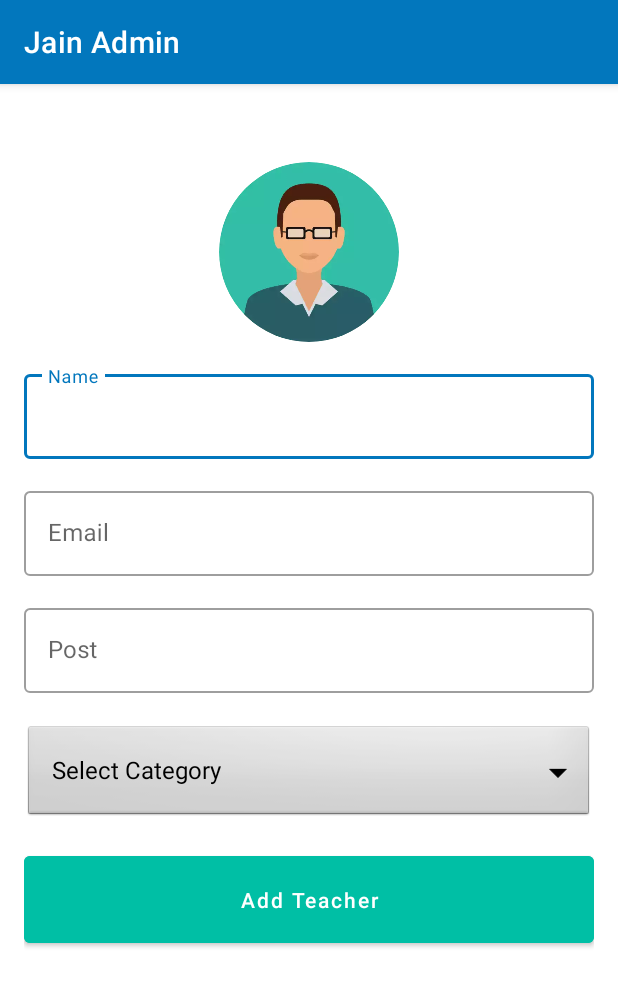
After one commit to reedip-adhikary/College-Application, an Android app: the AddTeacher screen opened directly, with no data from a screen before it, on a phone screen of 412 x 824 dp. The commit adds this screen. Shown: the top 986 px of the screen. Run offline under Robolectric (Android 15) with nearby library versions, the light colour scheme and no system bars; our stand-ins replace CircleImageView.

Commit message:
add teacher layout

```diff
--- a/AdminApp/app/build.gradle
+++ b/AdminApp/app/build.gradle
@@ -42,4 +42,5 @@ dependencies {
     implementation 'com.google.android.material:material:1.0.0'
     implementation platform('com.google.firebase:firebase-bom:28.4.1')
     implementation 'com.google.firebase:firebase-analytics'
+    implementation 'de.hdodenhof:circleimageview:3.0.1'
 }
--- a/AdminApp/app/src/main/AndroidManifest.xml
+++ b/AdminApp/app/src/main/AndroidManifest.xml
@@ -12,7 +12,9 @@
         android:roundIcon="@mipmap/ic_launcher_round"
         android:supportsRtl="true"
         android:theme="@style/Theme.JainAdmin">
-        <activity android:name=".DevOps"></activity>
+        <activity android:name=".faculty.AddTeacher"></activity>
+        <activity android:name=".faculty.UpdateFaculty" />
+        <activity android:name=".DevOps" />
         <activity android:name=".EnergyResource" />
         <activity android:name=".SoftwareProjectManagement" />
         <activity android:name=".SecureProgrammingLab" />
--- /dev/null
+++ b/AdminApp/app/src/main/java/com/appone/jainadmin/faculty/AddTeacher.java
@@ -0,0 +1,88 @@
+package com.appone.jainadmin.faculty;
+
+import androidx.annotation.Nullable;
+import androidx.appcompat.app.AppCompatActivity;
+
+import android.content.Intent;
+import android.graphics.Bitmap;
+import android.net.Uri;
+import android.os.Bundle;
+import android.provider.MediaStore;
+import android.view.View;
+import android.widget.AdapterView;
+import android.widget.ArrayAdapter;
+import android.widget.Button;
+import android.widget.EditText;
+import android.widget.ImageView;
+import android.widget.Spinner;
+
+import com.appone.jainadmin.R;
+
+import java.io.IOException;
+
+public class AddTeacher extends AppCompatActivity {
+
+    private ImageView addTeacherImage;
+    private EditText addTeacherName, addTeacherEmail, addTeacherPost;
+    private Spinner addTeacherCategory;
+    private Button addTeacherBtn;
+
+    private final int REQ = 1;
+    private Bitmap bitmap = null;
+    private String category;
+
+    @Override
+    protected void onCreate(Bundle savedInstanceState) {
+        super.onCreate(savedInstanceState);
+        setContentView(R.layout.activity_add_teacher);
+
+        addTeacherImage = findViewById(R.id.addTeacherImage);
+        addTeacherName = findViewById(R.id.addTeacherName);
+        addTeacherEmail = findViewById(R.id.addTeacherEmail);
+        addTeacherPost = findViewById(R.id.addTeacherPost);
+        addTeacherCategory = findViewById(R.id.addTeacherCategory);
+        addTeacherBtn = findViewById(R.id.addTeacherBtn);
+
+        String[] items = new String[]{"Select Category", "Computer Science", "Mechanical", "Electrical"};
+        addTeacherCategory.setAdapter(new ArrayAdapter<String>(this, android.R.layout.simple_spinner_dropdown_item, items));
+
+        addTeacherCategory.setOnItemSelectedListener(new AdapterView.OnItemSelectedListener() {
+            @Override
+            public void onItemSelected(AdapterView<?> adapterView, View view, int i, long l) {
+                category = addTeacherCategory.getSelectedItem().toString();
+
+            }
+
+            @Override
+            public void onNothingSelected(AdapterView<?> adapterView) {
+
+            }
+        });
+
+        addTeacherImage.setOnClickListener(new View.OnClickListener() {
+            @Override
+            public void onClick(View v) {
+                openGallery();
+            }
+        });
+    }
+
+    private void openGallery() {
+        Intent pickImage = new Intent(Intent.ACTION_PICK, MediaStore.Images.Media.EXTERNAL_CONTENT_URI);
+        startActivityForResult(pickImage,REQ);
+    }
+
+    @Override
+    protected void onActivityResult(int requestCode, int resultCode, @Nullable Intent data) {
+        super.onActivityResult(requestCode, resultCode, data);
+        if(requestCode==REQ && resultCode ==RESULT_OK){
+            Uri uri = data.getData();
+            try {
+                bitmap = MediaStore.Images.Media.getBitmap(getContentResolver(),uri);
+            } catch (IOException e) {
+                e.printStackTrace();
+            }
+            addTeacherImage.setImageBitmap(bitmap);
+        }
+    }
+}
--- /dev/null
+++ b/AdminApp/app/src/main/res/drawable/ic_add.xml
@@ -0,0 +1,5 @@
+<vector android:height="24dp" android:tint="#FFFFFF"
+    android:viewportHeight="24" android:viewportWidth="24"
+    android:width="24dp" xmlns:android="http://schemas.android.com/apk/res/android">
+    <path android:fillColor="@android:color/white" android:pathData="M19,13h-6v6h-2v-6H5v-2h6V5h2v6h6v2z"/>
+</vector>
--- /dev/null
+++ b/AdminApp/app/src/main/res/layout/activity_add_teacher.xml
@@ -0,0 +1,85 @@
+<?xml version="1.0" encoding="utf-8"?>
+<ScrollView xmlns:android="http://schemas.android.com/apk/res/android"
+    xmlns:app="http://schemas.android.com/apk/res-auto"
+    xmlns:tools="http://schemas.android.com/tools"
+    android:layout_width="match_parent"
+    android:layout_height="match_parent"
+    tools:context=".faculty.AddTeacher">
+
+    <LinearLayout
+        android:layout_width="match_parent"
+        android:layout_height="match_parent"
+        android:orientation="vertical"
+        android:padding="16dp">
+
+        <de.hdodenhof.circleimageview.CircleImageView
+            android:id="@+id/addTeacherImage"
+            android:layout_width="120dp"
+            android:layout_height="120dp"
+            android:src="@drawable/faculty"
+            android:layout_gravity="center"
+            android:layout_marginTop="36dp"/>
+
+        <com.google.android.material.textfield.TextInputLayout
+            style="@style/Widget.MaterialComponents.TextInputLayout.OutlinedBox"
+            android:layout_width="match_parent"
+            android:layout_height="match_parent"
+            android:layout_marginTop="16dp">
+
+            <com.google.android.material.textfield.TextInputEditText
+                android:id="@+id/addTeacherName"
+                android:layout_width="match_parent"
+                android:layout_height="wrap_content"
+                android:inputType="text"
+                android:hint="Name" />
+        </com.google.android.material.textfield.TextInputLayout>
+
+        <com.google.android.material.textfield.TextInputLayout
+            style="@style/Widget.MaterialComponents.TextInputLayout.OutlinedBox"
+            android:layout_width="match_parent"
+            android:layout_height="match_parent"
+            android:layout_marginTop="16dp">
+
+            <com.google.android.material.textfield.TextInputEditText
+                android:id="@+id/addTeacherEmail"
+                android:layout_width="match_parent"
+                android:layout_height="wrap_content"
+                android:inputType="textEmailAddress"
+                android:hint="Email" />
+        </com.google.android.material.textfield.TextInputLayout>
+
+        <com.google.android.material.textfield.TextInputLayout
+            style="@style/Widget.MaterialComponents.TextInputLayout.OutlinedBox"
+            android:layout_width="match_parent"
+            android:layout_height="match_parent"
+            android:layout_marginTop="16dp">
+
+            <com.google.android.material.textfield.TextInputEditText
+                android:id="@+id/addTeacherPost"
+                android:layout_width="match_parent"
+                android:layout_height="wrap_content"
+                android:inputType="text"
+                android:hint="Post" />
+        </com.google.android.material.textfield.TextInputLayout>
+
+        <Spinner
+            android:layout_width="match_parent"
+            android:layout_height="wrap_content"
+            android:id="@+id/addTeacherCategory"
+            android:spinnerMode="dropdown"
+            android:background="@android:drawable/btn_dropdown"
+            android:gravity="center"
+            android:layout_marginTop="20dp"/>
+
+        <com.google.android.material.button.MaterialButton
+            android:layout_width="match_parent"
+            android:layout_height="70dp"
+            android:text="Add Teacher"
+            android:layout_marginTop="16dp"
+            android:textAllCaps="false"
+            android:backgroundTint="@color/green1"
+            android:id="@+id/addTeacherBtn"/>
+
+    </LinearLayout>
+
+</ScrollView>
--- a/AdminApp/app/src/main/res/layout/activity_main.xml
+++ b/AdminApp/app/src/main/res/layout/activity_main.xml
@@ -151,7 +151,7 @@
             android:layout_width="130dp"
             android:layout_height="150dp"
             android:layout_margin="10dp"
-            android:id="@+id/addEbookAss"
+            android:id="@+id/department"
             app:cardElevation="5dp">
 
             <LinearLayout
@@ -223,7 +223,7 @@
                 <TextView
                     android:layout_width="wrap_content"
                     android:layout_height="wrap_content"
-                    android:text="Update Faculties"
+                    android:text="Faculties"
                     android:textStyle="bold"
                     android:padding="5dp"
                     android:layout_marginTop="10dp"
```
Also changed, not shown: AdminApp/app/src/main/java/com/appone/jainadmin/MainActivity.java (+13 -4 lines), AdminApp/app/src/main/java/com/appone/jainadmin/faculty/UpdateFaculty.java (added, +30 -0 lines), AdminApp/app/src/main/res/layout/activity_update_faculty.xml (added, +21 -0 lines), AdminApp/app/src/main/res/drawable/faculty.webp (added), 3 other files.
